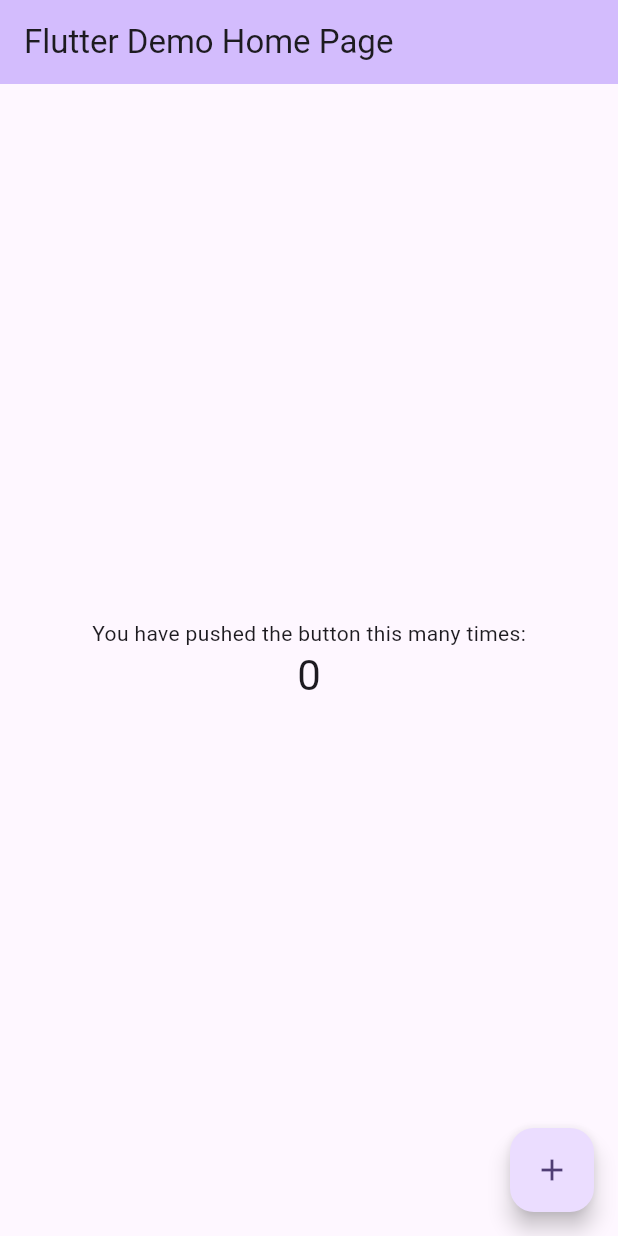
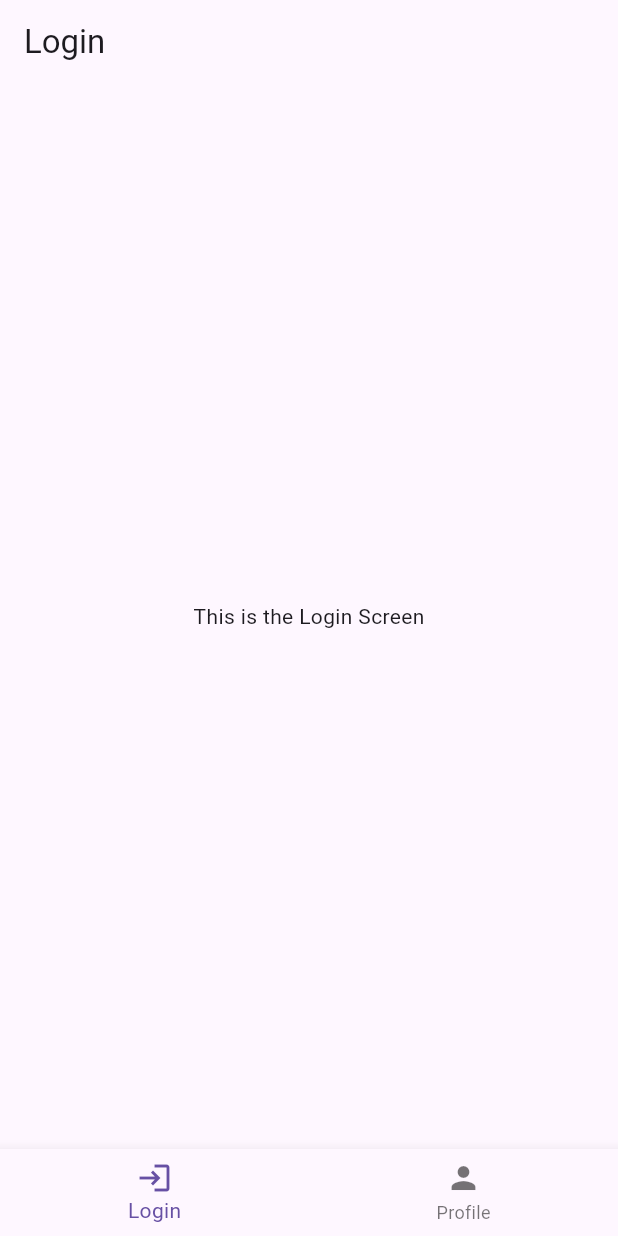
Before and after one commit to rrttll/orlando_recycling_app, a Flutter app: the screen it shows after launch, on a phone screen of 412 x 824 dp. Run offline on Flutter 3.47's test engine with Material 3 defaults, Android fonts, the phone set to English and light mode, and no system bars.

Commit message:
working prototype

```diff
--- a/lib/main.dart
+++ b/lib/main.dart
@@ -1,125 +1,61 @@
+// File: lib/main.dart
 import 'package:flutter/material.dart';
+import 'screens/login_screen.dart';
+import 'screens/user_profile_screen.dart';
+// Import other screens here
 
-void main() {
-  runApp(const MyApp());
-}
+void main() => runApp(MyApp());
 
 class MyApp extends StatelessWidget {
-  const MyApp({super.key});
-
-  // This widget is the root of your application.
   @override
   Widget build(BuildContext context) {
     return MaterialApp(
-      title: 'Flutter Demo',
-      theme: ThemeData(
-        // This is the theme of your application.
-        //
-        // TRY THIS: Try running your application with "flutter run". You'll see
-        // the application has a purple toolbar. Then, without quitting the app,
-        // try changing the seedColor in the colorScheme below to Colors.green
-        // and then invoke "hot reload" (save your changes or press the "hot
-        // reload" button in a Flutter-supported IDE, or press "r" if you used
-        // the command line to start the app).
-        //
-        // Notice that the counter didn't reset back to zero; the application
-        // state is not lost during the reload. To reset the state, use hot
-        // restart instead.
-        //
-        // This works for code too, not just values: Most code changes can be
-        // tested with just a hot reload.
-        colorScheme: ColorScheme.fromSeed(seedColor: Colors.deepPurple),
-        useMaterial3: true,
-      ),
-      home: const MyHomePage(title: 'Flutter Demo Home Page'),
+      title: 'Orlando Recycles',
+      home: HomeScreen(),
     );
   }
 }
 
-class MyHomePage extends StatefulWidget {
-  const MyHomePage({super.key, required this.title});
-
-  // This widget is the home page of your application. It is stateful, meaning
-  // that it has a State object (defined below) that contains fields that affect
-  // how it looks.
-
-  // This class is the configuration for the state. It holds the values (in this
-  // case the title) provided by the parent (in this case the App widget) and
-  // used by the build method of the State. Fields in a Widget subclass are
-  // always marked "final".
-
-  final String title;
-
+class HomeScreen extends StatefulWidget {
   @override
-  State<MyHomePage> createState() => _MyHomePageState();
+  _HomeScreenState createState() => _HomeScreenState();
 }
 
-class _MyHomePageState extends State<MyHomePage> {
-  int _counter = 0;
+class _HomeScreenState extends State<HomeScreen> {
+  int _selectedIndex = 0;
+  final List<Widget> _widgetOptions = [
+    LoginScreen(),
+    UserProfileScreen(),
+    // Add other screens as you create them
+  ];
 
-  void _incrementCounter() {
+  void _onItemTapped(int index) {
     setState(() {
-      // This call to setState tells the Flutter framework that something has
-      // changed in this State, which causes it to rerun the build method below
-      // so that the display can reflect the updated values. If we changed
-      // _counter without calling setState(), then the build method would not be
-      // called again, and so nothing would appear to happen.
-      _counter++;
+      _selectedIndex = index;
     });
   }
 
   @override
   Widget build(BuildContext context) {
-    // This method is rerun every time setState is called, for instance as done
-    // by the _incrementCounter method above.
-    //
-    // The Flutter framework has been optimized to make rerunning build methods
-    // fast, so that you can just rebuild anything that needs updating rather
-    // than having to individually change instances of widgets.
     return Scaffold(
-      appBar: AppBar(
-        // TRY THIS: Try changing the color here to a specific color (to
-        // Colors.amber, perhaps?) and trigger a hot reload to see the AppBar
-        // change color while the other colors stay the same.
-        backgroundColor: Theme.of(context).colorScheme.inversePrimary,
-        // Here we take the value from the MyHomePage object that was created by
-        // the App.build method, and use it to set our appbar title.
-        title: Text(widget.title),
+      body: Center(
+        child: _widgetOptions.elementAt(_selectedIndex),
       ),
-      body: Center(
-        // Center is a layout widget. It takes a single child and positions it
-        // in the middle of the parent.
-        child: Column(
-          // Column is also a layout widget. It takes a list of children and
-          // arranges them vertically. By default, it sizes itself to fit its
-          // children horizontally, and tries to be as tall as its parent.
-          //
-          // Column has various properties to control how it sizes itself and
-          // how it positions its children. Here we use mainAxisAlignment to
-          // center the children vertically; the main axis here is the vertical
-          // axis because Columns are vertical (the cross axis would be
-          // horizontal).
-          //
-          // TRY THIS: Invoke "debug painting" (choose the "Toggle Debug Paint"
-          // action in the IDE, or press "p" in the console), to see the
-          // wireframe for each widget.
-          mainAxisAlignment: MainAxisAlignment.center,
-          children: <Widget>[
-            const Text(
-              'You have pushed the button this many times:',
-            ),
-            Text(
-              '$_counter',
-              style: Theme.of(context).textTheme.headlineMedium,
-            ),
-          ],
-        ),
+      bottomNavigationBar: BottomNavigationBar(
+        items: const <BottomNavigationBarItem>[
+          BottomNavigationBarItem(
+            icon: Icon(Icons.login),
+            label: 'Login',
+          ),
+          BottomNavigationBarItem(
+            icon: Icon(Icons.person),
+            label: 'Profile',
+          ),
+          // Add other items for your screens here
+        ],
+        currentIndex: _selectedIndex,
+        onTap: _onItemTapped,
       ),
-      floatingActionButton: FloatingActionButton(
-        onPressed: _incrementCounter,
-        tooltip: 'Increment',
-        child: const Icon(Icons.add),
-      ), // This trailing comma makes auto-formatting nicer for build methods.
     );
   }
 }
--- /dev/null
+++ b/lib/screens/login_screen.dart
@@ -0,0 +1,12 @@
+//File: lib/screens/login_screen.dart
+import 'package:flutter/material.dart';
+
+class LoginScreen extends StatelessWidget {
+  @override
+  Widget build(BuildContext context) {
+    return Scaffold(
+      appBar: AppBar(title: Text("Login")),
+      body: Center(child: Text("This is the Login Screen")),
+    );
+  }
+}
--- /dev/null
+++ b/lib/screens/user_profile_screen.dart
@@ -0,0 +1,12 @@
+//File: lib/screens/user_profile_screen.dart
+import 'package:flutter/material.dart';
+
+class UserProfileScreen extends StatelessWidget {
+  @override
+  Widget build(BuildContext context) {
+    return Scaffold(
+      appBar: AppBar(title: Text("User Profile")),
+      body: Center(child: Text("This is the User Profile Screen")),
+    );
+  }
+}
```
Also changed, not shown: lib/screens/barcode_scanner_screen.dart (added, +12 -0 lines), lib/screens/community_feature_screen.dart (added, +12 -0 lines), lib/screens/educational_screen.dart (added, +12 -0 lines), lib/screens/map_schedule_screen.dart (added, +12 -0 lines), lib/screens/recover_password_screen.dart (added, +12 -0 lines), lib/screens/resource_details_screen.dart (added, +12 -0 lines), lib/screens/settings_screen.dart (added, +12 -0 lines), 6 other files.
